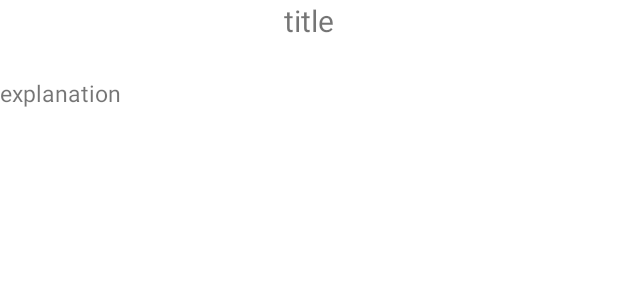
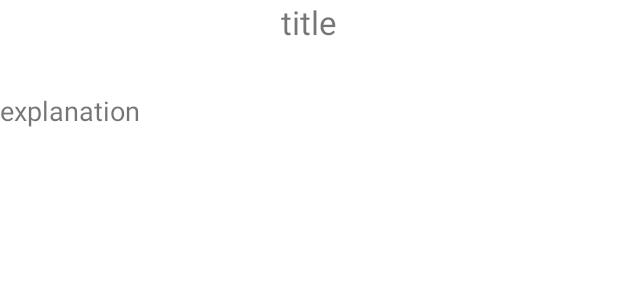
Before and after one commit to Sparrow1001/KtProjectForTuturu, an Android app: the layout fragment_detail.xml on its own in the app's theme, with its tools: preview values and no code run, on a phone screen of 412 x 824 dp. Shown: the top 300 px of the screen. Run offline under Robolectric (Android 15) with nearby library versions, the phone set to English and light mode, and no system bars.

```diff
--- a/app/src/main/AndroidManifest.xml
+++ b/app/src/main/AndroidManifest.xml
@@ -3,8 +3,10 @@
     package="com.example.ktprojectfortuturu">
 
     <uses-permission android:name="android.permission.INTERNET"/>
+    <uses-permission android:name="android.permission.ACCESS_NETWORK_STATE"/>
 
     <application
+        android:name=".AstroApplication"
         android:allowBackup="true"
         android:icon="@mipmap/ic_launcher"
         android:label="@string/app_name"
--- /dev/null
+++ b/app/src/main/java/com/example/ktprojectfortuturu/AstroApplication.kt
@@ -0,0 +1,5 @@
+package com.example.ktprojectfortuturu
+
+import android.app.Application
+
+class AstroApplication : Application()
--- a/app/src/main/java/com/example/ktprojectfortuturu/domain/AstroViewModelProviderFactory.kt
+++ b/app/src/main/java/com/example/ktprojectfortuturu/domain/AstroViewModelProviderFactory.kt
@@ -1,13 +1,15 @@
 package com.example.ktprojectfortuturu.domain
 
+import android.app.Application
 import androidx.lifecycle.ViewModel
 import androidx.lifecycle.ViewModelProvider
 import com.example.ktprojectfortuturu.repository.AstroRepository
 
 class AstroViewModelProviderFactory(
+    val app: Application,
     val astroRepository: AstroRepository
 ) : ViewModelProvider.Factory {
     override fun <T : ViewModel> create(modelClass: Class<T>): T {
-        return AstroViewModel(astroRepository) as T
+        return AstroViewModel(app, astroRepository) as T
     }
 }
--- a/app/src/main/java/com/example/ktprojectfortuturu/presentation/activity/MainActivity.kt
+++ b/app/src/main/java/com/example/ktprojectfortuturu/presentation/activity/MainActivity.kt
@@ -20,7 +20,7 @@ class MainActivity : AppCompatActivity() {
         setContentView(R.layout.activity_main)
 
         val astroRepository = AstroRepository(AstroDatabase(this))
-        val viewModelProviderFactory = AstroViewModelProviderFactory(astroRepository)
+        val viewModelProviderFactory = AstroViewModelProviderFactory(application, astroRepository)
         viewModel = ViewModelProvider(this, viewModelProviderFactory).get(AstroViewModel::class.java)
     }
 
--- a/app/src/main/java/com/example/ktprojectfortuturu/presentation/fragments/DetailFragment.kt
+++ b/app/src/main/java/com/example/ktprojectfortuturu/presentation/fragments/DetailFragment.kt
@@ -1,7 +1,9 @@
 package com.example.ktprojectfortuturu.presentation.fragments
 
+import android.net.Uri
 import android.os.Bundle
 import android.view.View
+import android.widget.MediaController
 import androidx.fragment.app.Fragment
 import androidx.navigation.fragment.navArgs
 import com.bumptech.glide.Glide
@@ -16,6 +18,7 @@ class DetailFragment : Fragment(R.layout.fragment_detail) {
     lateinit var viewModel: AstroViewModel
     val args: DetailFragmentArgs by navArgs()
 
+
     override fun onViewCreated(view: View, savedInstanceState: Bundle?) {
         super.onViewCreated(view, savedInstanceState)
         viewModel = (activity as MainActivity).viewModel
@@ -24,6 +27,7 @@ class DetailFragment : Fragment(R.layout.fragment_detail) {
         Glide.with(this).load(picture.url).into(dtImageView)
         dtTextView.text = picture.explanation
         dtTitle.text = picture.title
+
     }
 
 }
--- a/app/src/main/java/com/example/ktprojectfortuturu/presentation/fragments/HomeFragment.kt
+++ b/app/src/main/java/com/example/ktprojectfortuturu/presentation/fragments/HomeFragment.kt
@@ -3,6 +3,7 @@ package com.example.ktprojectfortuturu.presentation.fragments
 import android.os.Bundle
 import android.util.Log
 import android.view.View
+import android.widget.Toast
 import androidx.fragment.app.Fragment
 import androidx.lifecycle.Observer
 import androidx.navigation.fragment.findNavController
@@ -48,6 +49,7 @@ class HomeFragment : Fragment(R.layout.fragment_home) {
                     hideProgressBar()
                     response.message?.let { message ->
                         Log.e(TAG, "An error occured: $message")
+                        Toast.makeText(activity, "An error occured: $message", Toast.LENGTH_LONG).show()
                     }
                 }
 
--- a/app/src/main/java/com/example/ktprojectfortuturu/repository/AstroRepository.kt
+++ b/app/src/main/java/com/example/ktprojectfortuturu/repository/AstroRepository.kt
@@ -1,6 +1,7 @@
 package com.example.ktprojectfortuturu.repository
 
 import com.example.ktprojectfortuturu.repository.database.AstroDatabase
+import com.example.ktprojectfortuturu.repository.model.AstroPicturesDTO
 import com.example.ktprojectfortuturu.repository.network.RetrofitInstance
 
 class AstroRepository(
@@ -8,4 +9,8 @@ class AstroRepository(
 ) {
     suspend fun getAstroPictures() =
         RetrofitInstance.api.getAstroPictures()
+
+    suspend fun upsert(picture: AstroPicturesDTO) = db.getAstroPictureDao().upsert(picture)
+
+    fun getSavedPictures() = db.getAstroPictureDao().getAllPictures()
 }
--- a/app/src/main/java/com/example/ktprojectfortuturu/repository/database/AstroDatabase.kt
+++ b/app/src/main/java/com/example/ktprojectfortuturu/repository/database/AstroDatabase.kt
@@ -8,7 +8,7 @@ import com.example.ktprojectfortuturu.repository.model.AstroPicturesDTO
 
 @Database(
     entities = [AstroPicturesDTO::class],
-    version = 1
+    version = 2
 )
 abstract class AstroDatabase : RoomDatabase() {
 
--- a/app/src/main/java/com/example/ktprojectfortuturu/repository/database/AstroPicturesDAO.kt
+++ b/app/src/main/java/com/example/ktprojectfortuturu/repository/database/AstroPicturesDAO.kt
@@ -7,7 +7,7 @@ import com.example.ktprojectfortuturu.repository.model.AstroPicturesDTO
 @Dao
 interface AstroPicturesDAO {
 
-    @Insert(onConflict = OnConflictStrategy.REPLACE)
+    @Insert(onConflict = OnConflictStrategy.IGNORE)
     suspend fun upsert(picturesDTO: AstroPicturesDTO): Long
 
     @Query("SELECT * FROM pictures")
--- a/app/src/main/java/com/example/ktprojectfortuturu/repository/model/AstroPicturesDTO.kt
+++ b/app/src/main/java/com/example/ktprojectfortuturu/repository/model/AstroPicturesDTO.kt
@@ -1,11 +1,13 @@
 package com.example.ktprojectfortuturu.repository.model
 
 import androidx.room.Entity
+import androidx.room.Index
 import androidx.room.PrimaryKey
 import java.io.Serializable
 
 @Entity(
-    tableName = "pictures"
+    tableName = "pictures",
+    indices = [Index(value = ["date"],unique = true)]
 )
 data class AstroPicturesDTO(
     @PrimaryKey(autoGenerate = true)
--- a/app/src/main/res/layout/fragment_detail.xml
+++ b/app/src/main/res/layout/fragment_detail.xml
@@ -21,7 +21,7 @@
                 android:layout_height="wrap_content"
                 android:gravity="center"
                 android:text="title"
-                android:textSize="20sp"
+                android:textSize="22sp"
                 app:layout_constraintStart_toStartOf="parent"
                 app:layout_constraintTop_toTopOf="parent" />
 
@@ -34,13 +34,22 @@
                 app:layout_constraintTop_toBottomOf="@+id/dtTitle"
                 tools:layout_editor_absoluteX="0dp" />
 
+            <VideoView
+                android:id="@+id/dtVideoView"
+                android:layout_width="match_parent"
+                android:layout_height="wrap_content"
+                android:layout_gravity="center"
+                android:layout_marginTop="8dp"
+                app:layout_constraintTop_toBottomOf="@+id/dtTitle"
+                tools:layout_editor_absoluteX="0dp"/>
+
             <TextView
                 android:id="@+id/dtTextView"
                 android:layout_width="match_parent"
                 android:layout_height="wrap_content"
                 android:layout_marginTop="16dp"
                 android:text="explanation"
-                android:textSize="15sp"
+                android:textSize="18sp"
                 app:layout_constraintBottom_toBottomOf="parent"
                 app:layout_constraintStart_toStartOf="parent"
                 app:layout_constraintTop_toBottomOf="@+id/dtImageView" />
--- a/app/src/main/res/layout/item_astro_picture.xml
+++ b/app/src/main/res/layout/item_astro_picture.xml
@@ -14,6 +14,7 @@
         android:text="The best astro picture"
         android:textAppearance="@style/Base.TextAppearance.AppCompat.Headline"
         app:layout_constraintStart_toStartOf="parent"
+        android:layout_marginTop="10dp"
         app:layout_constraintTop_toTopOf="parent" />
 
     <TextView
--- a/app/src/main/res/values-night/themes.xml
+++ b/app/src/main/res/values-night/themes.xml
@@ -1,6 +1,6 @@
 <resources xmlns:tools="http://schemas.android.com/tools">
     <!-- Base application theme. -->
-    <style name="Theme.KtProjectForTuturu" parent="Theme.MaterialComponents.DayNight.DarkActionBar">
+    <style name="Theme.KtProjectForTuturu" parent="Theme.MaterialComponents.DayNight.NoActionBar">
         <!-- Primary brand color. -->
         <item name="colorPrimary">@color/purple_200</item>
         <item name="colorPrimaryVariant">@color/purple_700</item>
--- a/app/src/main/res/values/themes.xml
+++ b/app/src/main/res/values/themes.xml
@@ -1,6 +1,6 @@
 <resources xmlns:tools="http://schemas.android.com/tools">
     <!-- Base application theme. -->
-    <style name="Theme.KtProjectForTuturu" parent="Theme.MaterialComponents.DayNight.DarkActionBar">
+    <style name="Theme.KtProjectForTuturu" parent="Theme.MaterialComponents.DayNight.NoActionBar">
         <!-- Primary brand color. -->
         <item name="colorPrimary">@color/purple_500</item>
         <item name="colorPrimaryVariant">@color/purple_700</item>
```
Also changed, not shown: app/src/main/java/com/example/ktprojectfortuturu/domain/AstroViewModel.kt (+62 -4 lines).
